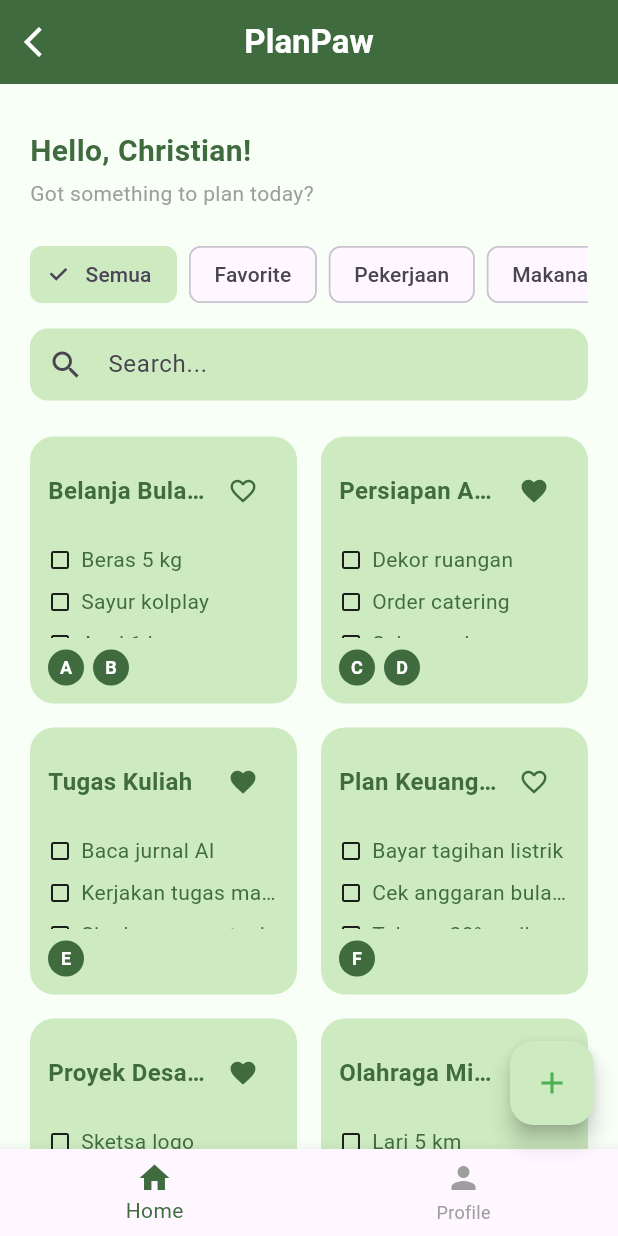
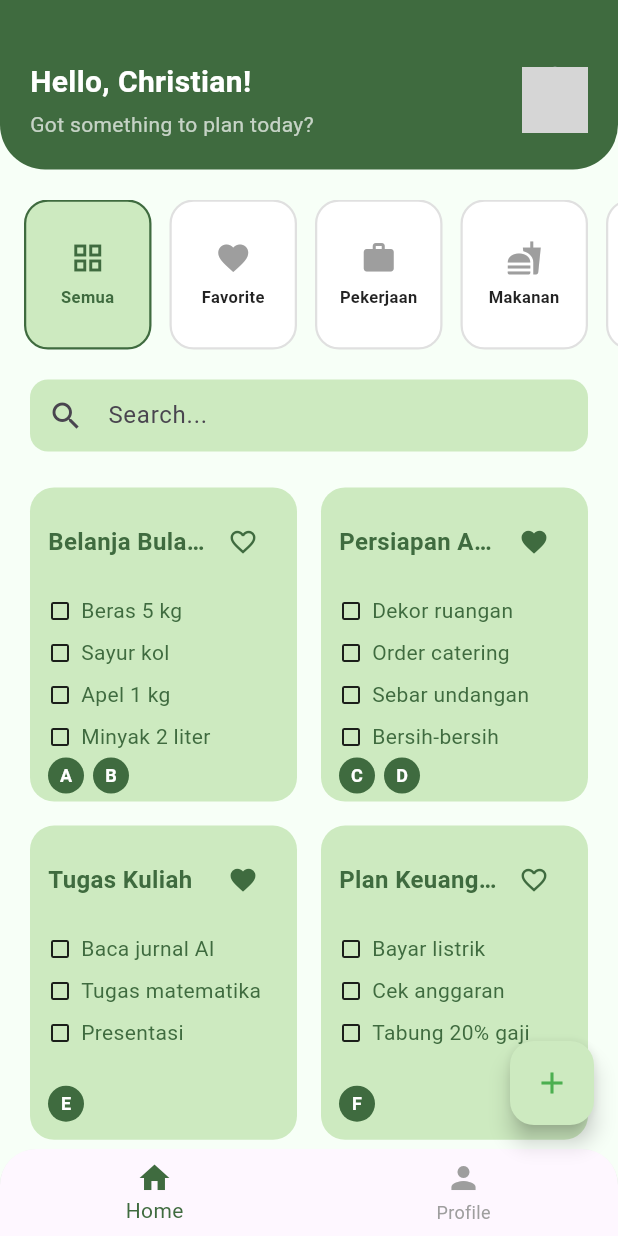
Before and after one commit to christianptrii/TodoApp_Flutter, a Flutter app: the HomeScreen screen opened directly, on a phone screen of 412 x 824 dp. Run offline on Flutter 3.47's test engine with Material 3 defaults, Android fonts, the phone set to English and light mode, and no system bars; our stand-ins replace font_awesome_flutter; Roboto replaces fonts that are missing (inter); grey boxes are pictures that could not be loaded.

Commit message:
Update : fixing ui homescreen

```diff
--- a/lib/homeScreen.dart
+++ b/lib/homeScreen.dart
@@ -1,6 +1,5 @@
 import 'package:flutter/material.dart';
 import 'package:todoapp/addScreen.dart';
-import 'package:todoapp/loginScreen.dart';
 import 'package:todoapp/profileScreen.dart';
 
 class HomeScreen extends StatefulWidget {
@@ -12,34 +11,50 @@ class HomeScreen extends StatefulWidget {
 
 class _HomeScreenState extends State<HomeScreen> {
   int myIndex = 0;
+  String selectedCategory = 'Semua';
+  String searchQuery = '';
 
-  List<Map<String, dynamic>> todos = [
+  final Color pastelGreen = const Color(0xFFCDEAC0);
+  final Color greenText = const Color(0xFF3F6B3F);
+
+  final List<Map<String, dynamic>> todos = [
     {
       'title': 'Belanja Bulanan',
       'isFavorite': false,
       'category': 'Makanan',
-      'items': ['Beras 5 kg', 'Sayur kolplay', 'Apel 1 kg', 'Minyak 2 liter', 'Jeruk 1 kg'],
+      'items': [
+        'Beras 5 kg',
+        'Sayur kol',
+        'Apel 1 kg',
+        'Minyak 2 liter',
+        'Jeruk 1 kg',
+      ],
       'collaborators': ['A', 'B'],
     },
     {
       'title': 'Persiapan Acara Kantor',
       'isFavorite': true,
       'category': 'Pekerjaan',
-      'items': ['Dekor ruangan', 'Order catering', 'Sebar undangan', 'Bersih-bersih'],
+      'items': [
+        'Dekor ruangan',
+        'Order catering',
+        'Sebar undangan',
+        'Bersih-bersih',
+      ],
       'collaborators': ['C', 'D'],
     },
     {
       'title': 'Tugas Kuliah',
       'isFavorite': true,
       'category': 'Studi',
-      'items': ['Baca jurnal AI', 'Kerjakan tugas matematika', 'Siapkan presentasi'],
+      'items': ['Baca jurnal AI', 'Tugas matematika', 'Presentasi'],
       'collaborators': ['E'],
     },
     {
       'title': 'Plan Keuangan',
       'isFavorite': false,
       'category': 'Keuangan',
-      'items': ['Bayar tagihan listrik', 'Cek anggaran bulanan', 'Tabung 20% gaji'],
+      'items': ['Bayar listrik', 'Cek anggaran', 'Tabung 20% gaji'],
       'collaborators': ['F'],
     },
     {
@@ -60,101 +75,155 @@ class _HomeScreenState extends State<HomeScreen> {
       'title': 'Libur Akhir Pekan',
       'isFavorite': true,
       'category': 'Pribadi',
-      'items': ['Piknik ke pantai', 'Beli tiket bioskop', 'Makan malam keluarga'],
+      'items': ['Piknik', 'Tiket bioskop', 'Makan malam keluarga'],
       'collaborators': ['J', 'K', 'L'],
     },
   ];
 
-  String filter = 'Semua';
-  String searchQuery = '';
-
-  final List<String> categories = [
-    'Semua',
-    'Favorite',
-    'Pekerjaan',
-    'Makanan',
-    'Studi',
-    'Keuangan',
-    'Kreatif',
-    'Kesehatan',
-    'Pribadi',
+  final List<Map<String, dynamic>> categories = [
+    {'label': 'Semua', 'icon': Icons.grid_view},
+    {'label': 'Favorite', 'icon': Icons.favorite},
+    {'label': 'Pekerjaan', 'icon': Icons.work},
+    {'label': 'Makanan', 'icon': Icons.fastfood},
+    {'label': 'Studi', 'icon': Icons.school},
+    {'label': 'Keuangan', 'icon': Icons.attach_money},
+    {'label': 'Kreatif', 'icon': Icons.brush},
+    {'label': 'Kesehatan', 'icon': Icons.favorite_outline},
+    {'label': 'Pribadi', 'icon': Icons.person},
   ];
 
   @override
   Widget build(BuildContext context) {
-    final Color pastelGreen = const Color(0xFFCDEAC0);
-    final Color greenText = const Color(0xFF3F6B3F);
-
-    final filteredTodos = todos.where((todo) {
-      if (filter == 'Semua') {
-        return todo['title'].toLowerCase().contains(searchQuery.toLowerCase());
-      } else if (filter == 'Favorite') {
-        return todo['isFavorite'] == true &&
-            todo['title'].toLowerCase().contains(searchQuery.toLowerCase());
-      } else {
-        return todo['category'] == filter &&
-            todo['title'].toLowerCase().contains(searchQuery.toLowerCase());
-      }
+    final filteredTodos =
+        todos.where((todo) {
+          final titleMatch = todo['title'].toLowerCase().contains(
+            searchQuery.toLowerCase(),
+          );
+          if (selectedCategory == 'Semua') return titleMatch;
+          if (selectedCategory == 'Favorite')
+            return todo['isFavorite'] && titleMatch;
+          return todo['category'] == selectedCategory && titleMatch;
         }).toList();
 
     final homeContent = LayoutBuilder(
       builder: (context, constraints) {
         return SingleChildScrollView(
-          child: Padding(
-            padding: const EdgeInsets.symmetric(horizontal: 20, vertical: 30),
+          child: Column(
+            children: [
+              // Header
+              Container(
+                width: double.infinity,
+                padding: const EdgeInsets.fromLTRB(20, 40, 20, 20),
+                decoration: BoxDecoration(
+                  color: greenText,
+                  borderRadius: const BorderRadius.only(
+                    bottomLeft: Radius.circular(30),
+                    bottomRight: Radius.circular(30),
+                  ),
+                ),
+                child: Row(
+                  children: [
+                    const Expanded(
                       child: Column(
                         crossAxisAlignment: CrossAxisAlignment.start,
                         children: [
                           Text(
                             "Hello, Christian!",
                             style: TextStyle(
+                              color: Colors.white,
                               fontSize: 20,
                               fontWeight: FontWeight.bold,
-                    color: greenText,
                             ),
                           ),
-                const SizedBox(height: 4),
-                const Text(
+                          SizedBox(height: 4),
+                          Text(
                             "Got something to plan today?",
-                  style: TextStyle(fontSize: 14, color: Colors.grey),
+                            style: TextStyle(color: Colors.white70),
                           ),
-                const SizedBox(height: 24),
-                SizedBox(
-                  height: 40,
-                  child: SingleChildScrollView(
+                        ],
+                      ),
+                    ),
+                    const CircleAvatar(
+                      radius: 22,
+                      backgroundImage: AssetImage('assets/images/profile.jpg'),
+                    ),
+                  ],
+                ),
+              ),
+
+              // Kategori Scroll
+              Container(
+                height: 100,
+                margin: const EdgeInsets.symmetric(vertical: 20),
+                child: ListView.separated(
                   scrollDirection: Axis.horizontal,
-                    child: Row(
-                      children: categories.map((cat) {
-                        return Padding(
-                          padding: const EdgeInsets.only(right: 8.0),
-                          child: FilterChip(
-                            selected: filter == cat,
-                            label: Text(cat),
-                            selectedColor: pastelGreen,
-                            onSelected: (_) {
+                  padding: const EdgeInsets.symmetric(horizontal: 16),
+                  itemCount: categories.length,
+                  separatorBuilder: (_, __) => const SizedBox(width: 12),
+                  itemBuilder: (context, index) {
+                    final cat = categories[index];
+                    final isSelected = selectedCategory == cat['label'];
+                    return GestureDetector(
+                      onTap: () {
                         setState(() {
-                                filter = cat;
+                          selectedCategory = cat['label'];
                         });
                       },
+                      child: Container(
+                        width: 85,
+                        padding: const EdgeInsets.all(12),
+                        decoration: BoxDecoration(
+                          color: isSelected ? pastelGreen : Colors.white,
+                          borderRadius: BorderRadius.circular(16),
+                          border: Border.all(
+                            color:
+                                isSelected ? greenText : Colors.grey.shade300,
+                            width: 1.5,
+                          ),
+                        ),
+                        child: Column(
+                          mainAxisAlignment: MainAxisAlignment.center,
+                          mainAxisSize: MainAxisSize.min,
+                          children: [
+                            Icon(
+                              cat['icon'],
+                              color: isSelected ? greenText : Colors.grey,
+                              size: 24,
+                            ),
+                            const SizedBox(height: 6),
+                            Flexible(
+                              child: Text(
+                                cat['label'],
+                                style: TextStyle(
+                                  fontSize: 11,
+                                  fontWeight: FontWeight.w600,
+                                  color:
+                                      isSelected ? greenText : Colors.black87,
+                                ),
+                                textAlign: TextAlign.center,
+                                maxLines: 2,
+                                overflow: TextOverflow.ellipsis,
+                              ),
+                            ),
+                          ],
+                        ),
                       ),
                     );
-                      }).toList(),
+                  },
                 ),
               ),
-                ),
-                const SizedBox(height: 16),
-                Container(
+
+              // Search Bar
+              Padding(
+                padding: const EdgeInsets.symmetric(horizontal: 20),
+                child: Container(
                   decoration: BoxDecoration(
                     color: pastelGreen,
                     borderRadius: BorderRadius.circular(12),
                   ),
                   padding: const EdgeInsets.symmetric(horizontal: 12),
                   child: TextField(
-                    onChanged: (value) {
-                      setState(() {
-                        searchQuery = value;
-                      });
-                    },
+                    onChanged: (value) => setState(() => searchQuery = value),
                     decoration: const InputDecoration(
                       border: InputBorder.none,
                       hintText: 'Search...',
@@ -162,18 +231,23 @@ class _HomeScreenState extends State<HomeScreen> {
                     ),
                   ),
                 ),
+              ),
+
               const SizedBox(height: 24),
-                GridView.count(
+
+              // Todo Grid
+              Padding(
+                padding: const EdgeInsets.symmetric(horizontal: 20),
+                child: GridView.count(
                   shrinkWrap: true,
                   physics: const NeverScrollableScrollPhysics(),
                   crossAxisCount: constraints.maxWidth > 600 ? 3 : 2,
                   crossAxisSpacing: 16,
                   mainAxisSpacing: 16,
-                  children: filteredTodos.map((todo) {
-                    return SizedBox(
-                      width: 160, // Lebar tetap untuk setiap kartu
-                      height: 280, // Tinggi diperpanjang untuk memanjang ke bawah
-                      child: Container(
+                  childAspectRatio: 0.85,
+                  children:
+                      filteredTodos.map((todo) {
+                        return Container(
                           decoration: BoxDecoration(
                             color: pastelGreen,
                             borderRadius: BorderRadius.circular(16),
@@ -182,8 +256,10 @@ class _HomeScreenState extends State<HomeScreen> {
                           child: Column(
                             crossAxisAlignment: CrossAxisAlignment.start,
                             children: [
+                              // Title + Favorite
                               Row(
-                              mainAxisAlignment: MainAxisAlignment.spaceBetween,
+                                mainAxisAlignment:
+                                    MainAxisAlignment.spaceBetween,
                                 children: [
                                   Expanded(
                                     child: Text(
@@ -194,7 +270,6 @@ class _HomeScreenState extends State<HomeScreen> {
                                         fontSize: 16,
                                       ),
                                       overflow: TextOverflow.ellipsis,
-                                    maxLines: 1, // Batasi judul 1 baris
                                     ),
                                   ),
                                   IconButton(
@@ -207,7 +282,8 @@ class _HomeScreenState extends State<HomeScreen> {
                                     ),
                                     onPressed: () {
                                       setState(() {
-                                      todo['isFavorite'] = !todo['isFavorite'];
+                                        todo['isFavorite'] =
+                                            !todo['isFavorite'];
                                       });
                                     },
                                     padding: EdgeInsets.zero,
@@ -216,15 +292,16 @@ class _HomeScreenState extends State<HomeScreen> {
                                 ],
                               ),
                               const SizedBox(height: 8),
-                            Expanded(
-                              child: SingleChildScrollView(
-                                child: Column(
-                                  children: List.generate(
-                                    (todo['items'] as List).length > 5
-                                        ? 5
-                                        : (todo['items'] as List).length, // Batasi maksimal 5 item
-                                    (index) => Padding(
-                                      padding: const EdgeInsets.symmetric(vertical: 4),
+
+                              // Items (max 4)
+                              ...List.generate(
+                                (todo['items'] as List).length > 4
+                                    ? 4
+                                    : (todo['items'] as List).length,
+                                (i) => Padding(
+                                  padding: const EdgeInsets.symmetric(
+                                    vertical: 4,
+                                  ),
                                   child: Row(
                                     children: [
                                       const Icon(
@@ -234,87 +311,65 @@ class _HomeScreenState extends State<HomeScreen> {
                                       const SizedBox(width: 6),
                                       Expanded(
                                         child: Text(
-                                              todo['items'][index],
+                                          todo['items'][i],
                                           style: TextStyle(color: greenText),
                                           overflow: TextOverflow.ellipsis,
-                                              maxLines: 1, // Batasi item 1 baris
                                         ),
                                       ),
                                     ],
                                   ),
                                 ),
                               ),
-                                ),
-                              ),
-                            ),
-                            const SizedBox(height: 8),
+                              const Spacer(),
+
+                              // Collaborators
                               Row(
-                              children: (todo['collaborators'] as List)
-                                  .take(3) // Batasi maksimal 3 collaborator
-                                  .map<Widget>(
+                                children:
+                                    (todo['collaborators'] as List).take(3).map(
                                       (initial) {
                                         return Padding(
-                                        padding: const EdgeInsets.only(right: 6),
+                                          padding: const EdgeInsets.only(
+                                            right: 6,
+                                          ),
                                           child: CircleAvatar(
                                             radius: 12,
                                             backgroundColor: greenText,
                                             child: Text(
                                               initial,
                                               style: const TextStyle(
+                                                color: Colors.white,
                                                 fontSize: 12,
-                                              color: Colors.white,
                                                 fontWeight: FontWeight.bold,
                                               ),
                                             ),
                                           ),
                                         );
                                       },
-                                  )
-                                  .toList(),
+                                    ).toList(),
                               ),
                             ],
-                        ),
                           ),
                         );
                       }).toList(),
                 ),
+              ),
+              const SizedBox(height: 20),
             ],
-            ),
           ),
         );
       },
     );
 
-    final profileContent = const ProfileScreen();
-
-    return MediaQuery(
-      data: MediaQuery.of(context).copyWith(textScaleFactor: 1.0), // Menetapkan textScaleFactor ke 1.0
-      child: Scaffold(
+    return Scaffold(
       backgroundColor: const Color(0xFFF7FFF7),
-        appBar: AppBar(
-          backgroundColor: greenText,
-          leading: IconButton(
-            icon: const Icon(Icons.arrow_back_ios, color: Colors.white),
-            onPressed: () {
-              Navigator.pushReplacement(
-                context,
-                MaterialPageRoute(builder: (context) => const LoginScreen()),
-              );
-            },
-          ),
-          title: const Text(
-            'PlanPaw',
-            style: TextStyle(color: Colors.white, fontWeight: FontWeight.bold),
-          ),
-          centerTitle: true,
-        ),
-        floatingActionButton: myIndex == 0
+      floatingActionButton:
+          myIndex == 0
               ? FloatingActionButton(
                 backgroundColor: pastelGreen,
                 onPressed: () {
                   Navigator.push(
                     context,
-                    MaterialPageRoute(builder: (context) => AddScreen()),
+                    MaterialPageRoute(builder: (_) => const AddScreen()),
                   );
                 },
                 child: const Icon(Icons.add, color: Colors.green),
@@ -323,16 +378,17 @@ class _HomeScreenState extends State<HomeScreen> {
       body: SafeArea(
         child: IndexedStack(
           index: myIndex,
-            children: [homeContent, profileContent],
+          children: [homeContent, const ProfileScreen()],
         ),
       ),
-        bottomNavigationBar: BottomNavigationBar(
+      bottomNavigationBar: ClipRRect(
+        borderRadius: const BorderRadius.only(
+          topLeft: Radius.circular(24),
+          topRight: Radius.circular(24),
+        ),
+        child: BottomNavigationBar(
           currentIndex: myIndex,
-          onTap: (index) {
-            setState(() {
-              myIndex = index;
-            });
-          },
+          onTap: (index) => setState(() => myIndex = index),
           selectedItemColor: greenText,
           unselectedItemColor: Colors.grey,
           items: const [
```
Lines whose indentation alone changed are shown as unchanged.
